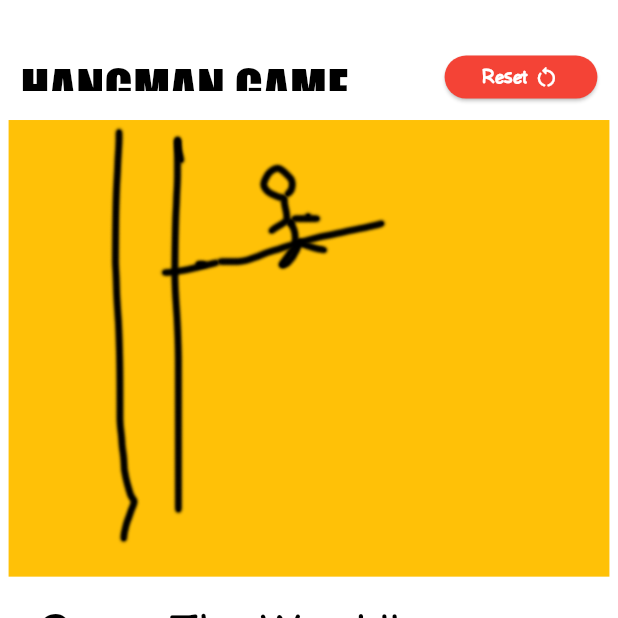
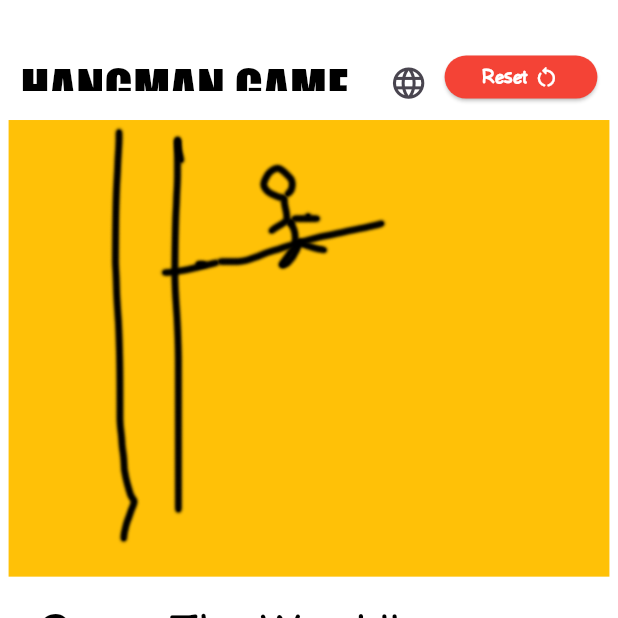
Before and after one commit to Mohand-2004/HANGMAN-Game, a Flutter app: the screen it shows after launch, on a phone screen of 412 x 824 dp, the top half of it. Run offline on Flutter 3.47's test engine with Material 3 defaults, Android fonts, the phone set to English and light mode, and no system bars; our stand-ins replace audioplayers, flutter_screenutil.

Commit message:
finish language switch

```diff
--- a/lib/screens/home_page.dart
+++ b/lib/screens/home_page.dart
@@ -39,6 +39,21 @@ class _HomePageState extends State<HomePage>{
                 ),
               ),
               const Spacer(),
+              Padding(
+                padding: const EdgeInsets.only(top: 35),
+                child: IconButton(
+                  onPressed: (){
+                    setState(() {
+                      coreController.changeLanguage();
+                    });
+                  },
+                  icon: Icon(
+                    Icons.language_outlined,
+                    size: 22.r,
+                  ),
+                ),
+              ),
+              SizedBox(width: (MediaQuery.of(context).size.width > 500 ? 5.w : 0),),
               Padding(
                 padding: EdgeInsets.only(right: 12.w,top: 37),
                 child: ElevatedButton(
```
Also changed, not shown: lib/core_controller.dart (+10 -1 lines).
